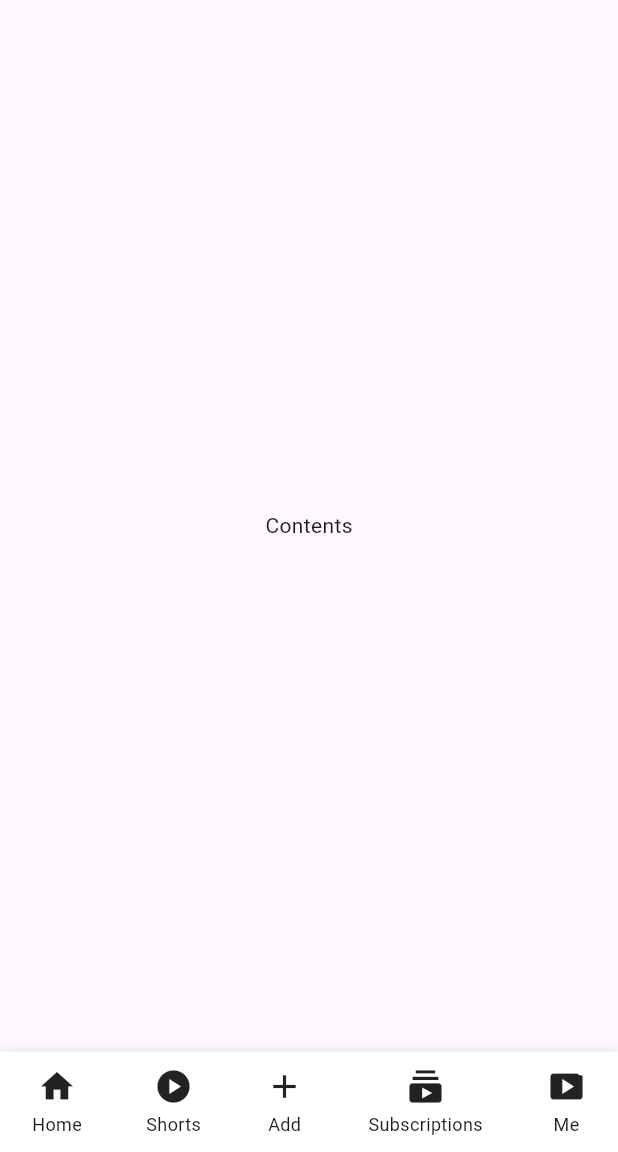
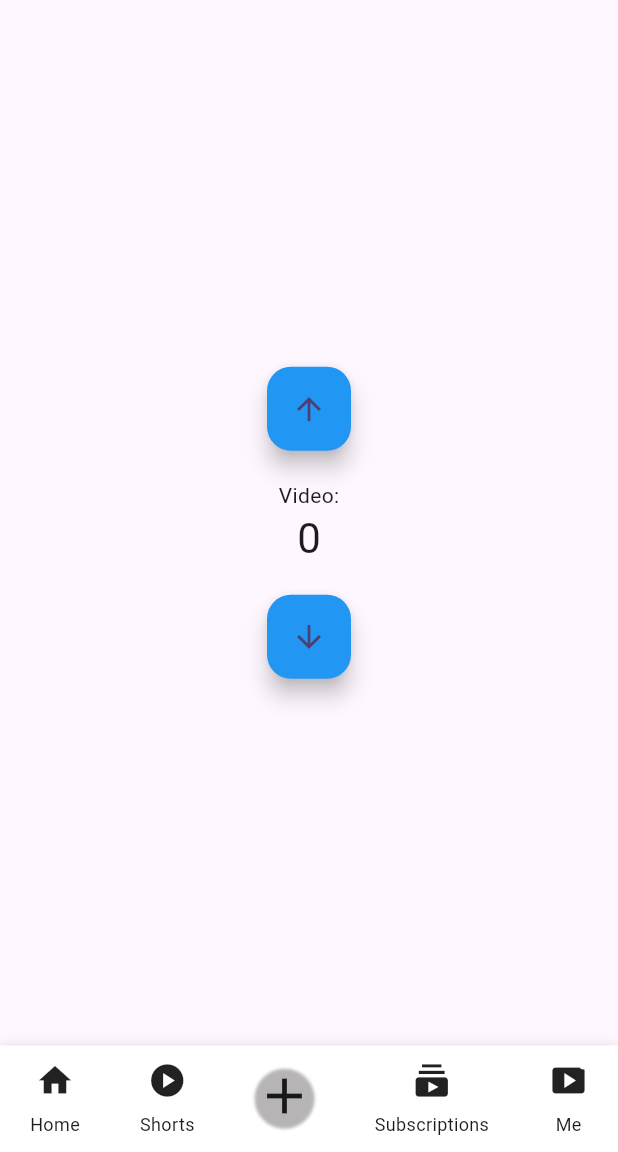
Before and after one commit to KunalChandraPoddar/Flutter-Project, a Flutter app: the screen it shows after launch, on a phone screen of 412 x 824 dp, the part 84-1236 px from its top. Run offline on Flutter 3.47's test engine with Material 3 defaults, Android fonts, the phone set to English and light mode, and no system bars.

Commit message:
YouTube style bottom navigation in Flutter

```diff
--- a/lib/widget/button.dart
+++ b/lib/widget/button.dart
@@ -1,35 +1,32 @@
 import 'package:flutter/material.dart';
 
 class BadgeExample extends StatelessWidget {
-  final String nav;
   final IconData icon;
-  final String label;
+  final String? label;
+  final double s;
+  final VoidCallback onTap;
 
   const BadgeExample({
     super.key,
-    required this.nav,
     required this.icon,
-    required this.label,
+    this.label,
+    required this.s,
+    required this.onTap,
   });
 
   @override
   Widget build(BuildContext context) {
     return GestureDetector(
-      onTap: () {
-        Navigator.pushNamed(context, nav);
-      },
+      onTap: onTap,
       child: Column(
         mainAxisSize: MainAxisSize.min,
         children: [
-          Badge(
-            backgroundColor: Colors.white,
-            child: Icon(icon, size: 26),
-          ),
+          Badge(backgroundColor: Colors.white, child: Icon(icon, size: s)),
           const SizedBox(height: 4),
-          Text(
-            label,
-            style: const TextStyle(fontSize: 12),
-          ),
+          if (label != null)...[
+            const SizedBox(height: 4),
+            Text(label!, style: const TextStyle(fontSize: 12)),
+            ]
         ],
       ),
     );
--- /dev/null
+++ b/lib/widget/home_tab.dart
@@ -0,0 +1,57 @@
+import 'package:flutter/material.dart';
+
+class HomeTab extends StatefulWidget {
+  const HomeTab({super.key,});
+
+  @override
+  State<HomeTab> createState() => _HomeTabState();
+}
+
+class _HomeTabState extends State<HomeTab> {
+  int _counter = 0;
+
+  void _incrementCounter() {
+    setState(() {
+      _counter++;
+    });
+  }
+
+  void _decrementCounter() {
+    setState(() {
+      if(_counter != 0) {
+        _counter--;
+      }});
+  }
+
+  @override
+  Widget build(BuildContext context) {
+    return Center(
+        child: Column(
+          mainAxisAlignment: MainAxisAlignment.center,
+          children: <Widget>[
+            FloatingActionButton(
+              onPressed: _decrementCounter,
+              tooltip: 'Scroll Up',
+              backgroundColor: Colors.blue,
+              child: const Icon(Icons.arrow_upward),
+            ),
+            const SizedBox(height: 20),
+            const Text(
+              'Video:',
+            ),
+            Text(
+              '$_counter',
+              style: Theme.of(context).textTheme.headlineMedium,
+            ),
+            const SizedBox(height: 20),
+            FloatingActionButton(
+              onPressed: _incrementCounter,
+              tooltip: 'Scroll Down',
+              backgroundColor: Colors.blue,
+              child: const Icon(Icons.arrow_downward),
+            ),
+          ],
+        ),
+      );
+  }
+}
--- a/lib/widget/my_app.dart
+++ b/lib/widget/my_app.dart
@@ -1,6 +1,4 @@
 import 'package:flutter/material.dart';
-import 'package:flutter_application_9/widget/first_screen.dart';
-import 'package:flutter_application_9/widget/second_screen.dart';
 import 'my_home_page.dart';
 
 class MyApp extends StatelessWidget {
@@ -16,15 +14,11 @@ class MyApp extends StatelessWidget {
         ),
         useMaterial3: true,
       ),
-      routes: {
-        '/FirstScreen' : (BuildContext context) => const FirstScreen('ok', title: 'Home Page'),
-        '/SecondScreen' : (BuildContext context) => const SecondScreen('ok', title: 'Shorts Page'),
-        },
       home: Scaffold(
         appBar: AppBar(
         backgroundColor: Colors.red,
         title: Text("Youtube")),
-        body: const Center(child: MyHomePage('ok' ,title: 'Home Page')),
+        body: const Center(child: MyHomePage(title: 'Home Page')),
       ),
     );
   }
--- a/lib/widget/my_home_page.dart
+++ b/lib/widget/my_home_page.dart
@@ -1,8 +1,10 @@
 import 'package:flutter/material.dart';
 import 'button.dart';
+import 'home_tab.dart';
+import 'shorts_tab.dart';
 
 class MyHomePage extends StatefulWidget {
-  const MyHomePage(String s, {super.key, required this.title});
+  const MyHomePage({super.key, required this.title});
   final String title;
 
   @override
@@ -11,17 +13,25 @@ class MyHomePage extends StatefulWidget {
 
 class _MyHomePageState extends State<MyHomePage> {
 
+  int _currentIndex = 0;
+
+  final List<Widget> _pages = const [
+    HomeTab(),
+    ShortsTab(),
+    Center(child: Text("Add")),
+    Center(child: Text("Subscriptions")),
+    Center(child: Text("Me")),
+  ];
+
   @override
   Widget build(BuildContext context) {
     return Scaffold(
-      body: const Center(
-        child: Text('Contents'),
-      ),
+      body: _pages[_currentIndex],
 
       bottomNavigationBar: SafeArea(
         child: Container(
           padding: const EdgeInsets.symmetric(vertical: 10),
-          decoration: BoxDecoration(
+          decoration: const BoxDecoration(
             color: Colors.white,
             boxShadow: [
               BoxShadow(
@@ -30,17 +40,58 @@ class _MyHomePageState extends State<MyHomePage> {
               ),
             ],
           ),
-        child: Row(
-          mainAxisAlignment: MainAxisAlignment.spaceAround,
-          children: [
-            BadgeExample(nav: '/FirstScreen', icon: Icons.home, label: 'Home',),
-            BadgeExample(nav: '/SecondScreen', icon: Icons.play_circle, label: 'Shorts',),
-            BadgeExample(nav: "Add", icon: Icons.add, label: 'Add',),
-            BadgeExample(nav: 'Subscriptions', icon: Icons.subscriptions, label: 'Subscriptions',),
-            BadgeExample(nav: 'Me', icon: Icons.smart_display, label: 'Me',),
-          ],
+          child: Row(
+            mainAxisAlignment: MainAxisAlignment.spaceAround,
+            children: [
+
+              BadgeExample(
+                icon: Icons.home,
+                label: 'Home',
+                s: 26,
+                onTap: () => setState(() => _currentIndex = 0),
+              ),
+
+              BadgeExample(
+                icon: Icons.play_circle,
+                label: 'Shorts',
+                s: 26,
+                onTap: () => setState(() => _currentIndex = 1),
+              ),
+
+              Container(
+                decoration: const BoxDecoration(
+                  shape: BoxShape.circle,
+                  boxShadow: [
+                    BoxShadow(
+                      color: Color.fromARGB(255, 182, 180, 180),
+                      blurRadius: 1,
+                    ),
+                  ],
+                ),
+                child: BadgeExample(
+                  icon: Icons.add,
+                  s: 40,
+                  onTap: () => setState(() => _currentIndex = 2),
+                ),
+              ),
+
+              BadgeExample(
+                icon: Icons.subscriptions,
+                label: 'Subscriptions',
+                s: 26,
+                onTap: () => setState(() => _currentIndex = 3),
+              ),
+
+              BadgeExample(
+                icon: Icons.smart_display,
+                label: 'Me',
+                s: 26,
+                onTap: () => setState(() => _currentIndex = 4),
+              ),
+            ],
+          ),
         ),
       ),
-    ),);
+    );
   }
 }
```
Also changed, not shown: lib/widget/first_screen.dart (deleted, +0 -51 lines), lib/widget/second_screen.dart (deleted, +0 -51 lines), lib/widget/shorts_tab.dart (added, +55 -0 lines).
